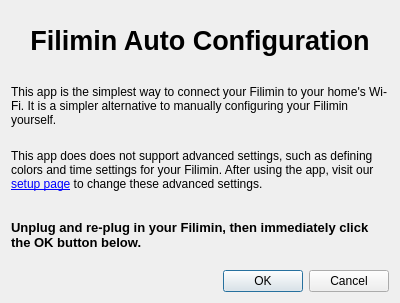
The window that introWindow.ui (Filimin/filiminWindowsAutoConfig) describes before a commit, drawn with Qt 5.
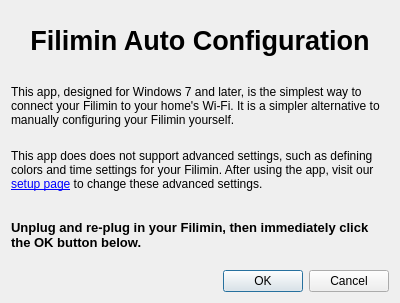
The same window after the commit.

Commit message: added actual reading of values and copying back for Filimins

```diff
--- a/introWindow.ui
+++ b/introWindow.ui
@@ -54,7 +54,7 @@
      <item>
       <widget class="QLabel" name="label_2">
        <property name="text">
-        <string>This app is the simplest way to connect your Filimin to your home's Wi-Fi. It is a simpler alternative to manually configuring your Filimin yourself.</string>
+        <string>This app, designed for Windows 7 and later, is the simplest way to connect your Filimin to your home's Wi-Fi. It is a simpler alternative to manually configuring your Filimin yourself.</string>
        </property>
        <property name="wordWrap">
         <bool>true</bool>
```
The commit also changes 9 other files.
